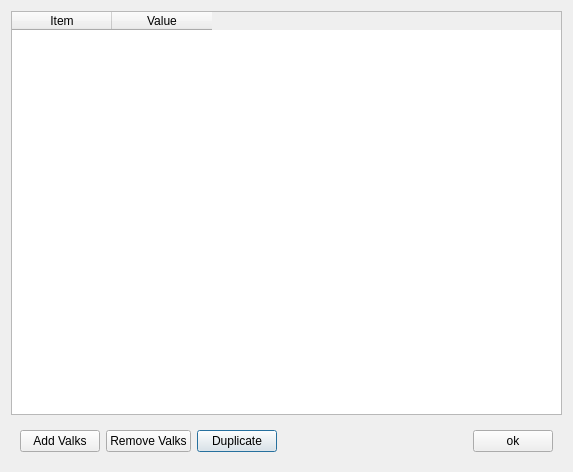
Old version of the form Forms/dlg_Manage_Valks.ui in the repository Graveflo/BDO_Enhancement_Tool.
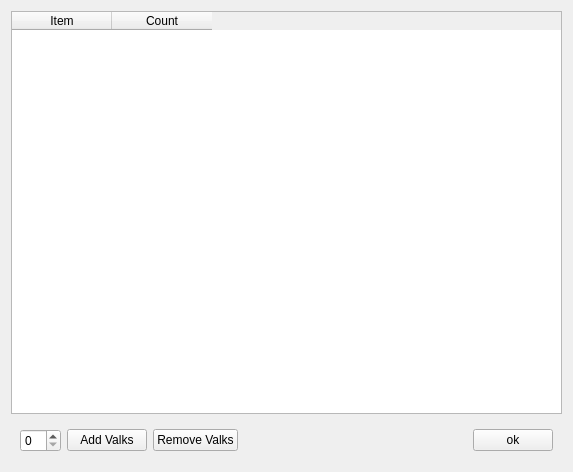
New version of the form.

```diff
--- a/Forms/dlg_Manage_Valks.ui
+++ b/Forms/dlg_Manage_Valks.ui
@@ -29,7 +29,7 @@
      </column>
      <column>
       <property name="text">
-       <string>Value</string>
+       <string>Count</string>
       </property>
      </column>
     </widget>
@@ -37,6 +37,9 @@
    <item>
     <widget class="QWidget" name="widget" native="true">
      <layout class="QHBoxLayout" name="horizontalLayout">
+      <item>
+       <widget class="QSpinBox" name="spinFS"/>
+      </item>
       <item>
        <widget class="QPushButton" name="cmdAdd">
         <property name="text">
@@ -57,13 +60,6 @@
         </property>
        </widget>
       </item>
-      <item>
-       <widget class="QPushButton" name="cmdDuplicate">
-        <property name="text">
-         <string>Duplicate</string>
-        </property>
-       </widget>
-      </item>
       <item>
        <spacer name="horizontalSpacer">
         <property name="orientation">
```
